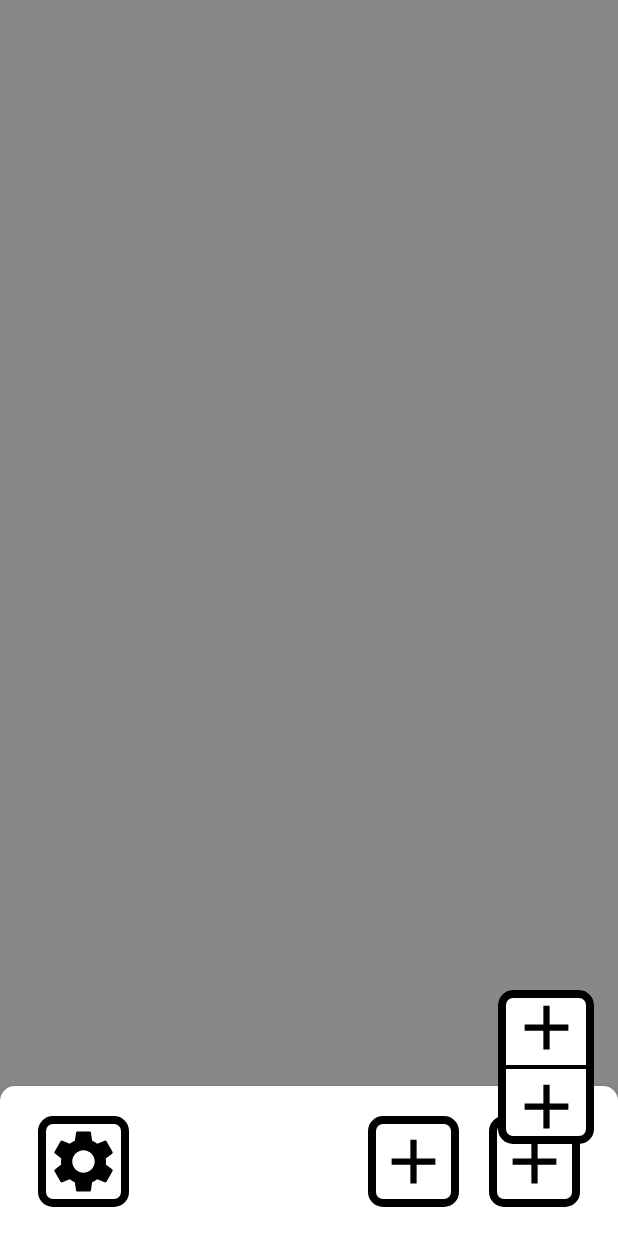
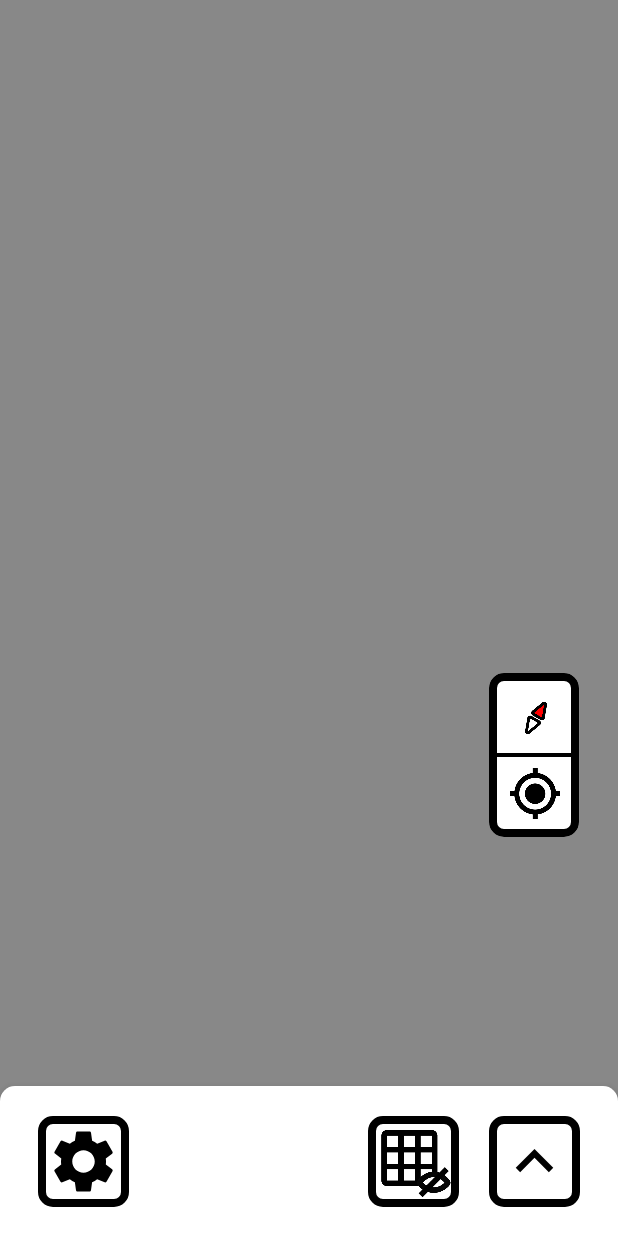
Before and after one commit to Sel-1-2022/squared2, an Android app built with Jetpack Compose: the @Preview function BottomDrawerPreview, on a phone screen of 412 x 824 dp. Run offline under Robolectric (Android 15) with nearby library versions, the phone set to English and light mode, and no system bars.

Commit message:
Added icons for BottomDrawer and finished floating buttons

```diff
--- a/Squared2/app/src/main/java/sel/group9/squared2/ui/components/bottomDrawer/BottomDrawer.kt
+++ b/Squared2/app/src/main/java/sel/group9/squared2/ui/components/bottomDrawer/BottomDrawer.kt
@@ -13,6 +13,7 @@ import androidx.compose.ui.unit.dp
 import sel.group9.squared2.ui.components.gameMap.GameMap
 import sel.group9.squared2.ui.components.leaderBoard.LeaderBoard
 import sel.group9.squared2.ui.theme.SquaredTheme
+import sel.group9.squared2.ui.theme.borderModifier
 import sel.group9.squared2.ui.theme.borderWidth
 
 @OptIn(ExperimentalMaterialApi::class)
--- a/Squared2/app/src/main/java/sel/group9/squared2/ui/components/bottomDrawer/BottomDrawerDock.kt
+++ b/Squared2/app/src/main/java/sel/group9/squared2/ui/components/bottomDrawer/BottomDrawerDock.kt
@@ -7,6 +7,7 @@ import androidx.compose.foundation.layout.width
 import androidx.compose.material.Icon
 import androidx.compose.material.icons.Icons
 import androidx.compose.material.icons.filled.Add
+import androidx.compose.material.icons.filled.KeyboardArrowUp
 import androidx.compose.material.icons.filled.Settings
 import androidx.compose.runtime.Composable
 import androidx.compose.ui.Modifier
@@ -14,24 +15,26 @@ import androidx.compose.ui.tooling.preview.Preview
 import androidx.compose.ui.unit.dp
 import sel.group9.squared2.ui.components.SquaredButton
 import sel.group9.squared2.ui.theme.SquaredTheme
+import sel.group9.squared2.ui.theme.iconSize
+import sel.group9.squared2.ui.theme.toggleGridIcon
 
 @Composable
 fun BottomDrawerDock() {
     Row {
         SquaredButton(onClick = { /*TODO*/ }) {
-            Icon(Icons.Default.Settings, contentDescription = "Settings", Modifier.size(50.dp))
+            Icon(Icons.Default.Settings, contentDescription = "Settings", Modifier.size(iconSize))
         }
 
         Spacer(Modifier.weight(1.0f))
 
         SquaredButton(onClick = { /*TODO*/ }) {
-            Icon(Icons.Default.Add, contentDescription = "TODO", Modifier.size(50.dp))
+            toggleGridIcon()
         }
 
         Spacer(Modifier.width(20.dp))
 
         SquaredButton(onClick = { /*TODO*/ }) {
-            Icon(Icons.Default.Add, contentDescription = "TODO", Modifier.size(50.dp))
+            Icon(Icons.Default.KeyboardArrowUp, contentDescription = "Show leaderboard", Modifier.size(iconSize))
         }
     }
 }
--- a/Squared2/app/src/main/java/sel/group9/squared2/ui/components/bottomDrawer/floatingMapButtons/FloatingMapButton.kt
+++ b/Squared2/app/src/main/java/sel/group9/squared2/ui/components/bottomDrawer/floatingMapButtons/FloatingMapButton.kt
@@ -16,6 +16,7 @@ import androidx.compose.ui.graphics.RectangleShape
 import androidx.compose.ui.tooling.preview.Preview
 import androidx.compose.ui.unit.dp
 import sel.group9.squared2.ui.theme.SquaredTheme
+import sel.group9.squared2.ui.theme.iconSize
 
 @Composable
 fun FloatingMapButton(
@@ -24,7 +25,8 @@ fun FloatingMapButton(
 ) {
     Button(
         modifier = Modifier
-            .defaultMinSize(30.dp, 30.dp),
+            .defaultMinSize(30.dp, 30.dp)
+            .padding(0.dp),
         shape = RectangleShape,
         colors = ButtonDefaults.buttonColors(backgroundColor = Color.Transparent),
         onClick = onClick,
@@ -40,7 +42,7 @@ fun FloatingMapButton(
 private fun FloatingMapButtonPreview() {
     SquaredTheme {
         FloatingMapButton(onClick = {}) {
-            Icon(Icons.Default.Settings, modifier = Modifier.size(50.dp), contentDescription="test")
+            Icon(Icons.Default.Settings, modifier = Modifier.size(iconSize), contentDescription="test")
         }
     }
 }
--- a/Squared2/app/src/main/java/sel/group9/squared2/ui/components/bottomDrawer/floatingMapButtons/FloatingMapButtons.kt
+++ b/Squared2/app/src/main/java/sel/group9/squared2/ui/components/bottomDrawer/floatingMapButtons/FloatingMapButtons.kt
@@ -9,6 +9,8 @@ import androidx.compose.material.Icon
 import androidx.compose.material.MaterialTheme
 import androidx.compose.material.icons.Icons
 import androidx.compose.material.icons.filled.Add
+import androidx.compose.material.icons.filled.LocationOn
+import androidx.compose.material.icons.filled.Place
 import androidx.compose.material.icons.filled.Settings
 import androidx.compose.runtime.Composable
 import androidx.compose.ui.Alignment
@@ -19,25 +21,23 @@ import androidx.compose.ui.graphics.RectangleShape
 import androidx.compose.ui.tooling.preview.Preview
 import androidx.compose.ui.unit.dp
 import sel.group9.squared2.ui.components.bottomDrawer.floatingMapButtons.FloatingMapButton
-import sel.group9.squared2.ui.theme.SquaredTheme
-import sel.group9.squared2.ui.theme.border
-import sel.group9.squared2.ui.theme.borderModifier
-import sel.group9.squared2.ui.theme.borderWidth
+import sel.group9.squared2.ui.theme.*
 
 @Composable
 fun FloatingMapButtons() {
     Box(
         Modifier
-            .width(IntrinsicSize.Min)
-            .padding(bottom = 25.dp)
+            .padding(bottom = 150.dp, end = 10.dp)
+            .width(50.dp + border.width * 2)
     ) {
         Column (
             modifier = borderModifier()
-                .background(Color.White),
+                .background(Color.White)
+                .padding(vertical = border.width),
             horizontalAlignment = Alignment.CenterHorizontally,
         ) {
             FloatingMapButton(onClick = {}) {
-                Icon(Icons.Default.Add, modifier = Modifier.size(50.dp), contentDescription="test")
+                orientationMapIcon()
             }
 
             Divider(
@@ -46,7 +46,7 @@ fun FloatingMapButtons() {
             )
 
             FloatingMapButton(onClick = {}) {
-                Icon(Icons.Default.Add, modifier = Modifier.size(50.dp), contentDescription="test")
+                centerMapIcon()
             }
         }
     }
--- /dev/null
+++ b/Squared2/app/src/main/java/sel/group9/squared2/ui/theme/Icons.kt
@@ -0,0 +1,44 @@
+package sel.group9.squared2.ui.theme
+
+import androidx.compose.foundation.Image
+import androidx.compose.foundation.layout.padding
+import androidx.compose.foundation.layout.size
+import androidx.compose.runtime.Composable
+import androidx.compose.ui.Modifier
+import androidx.compose.ui.unit.dp
+import androidx.compose.ui.res.painterResource
+import androidx.compose.ui.tooling.preview.Preview
+import sel.group9.squared2.R
+
+val iconSize = 50.dp
+
+@Composable
+fun toggleGridIcon() = Image(
+    painter = painterResource(id = R.drawable.toggle_grid),
+    contentDescription = "Toggle grid",
+    Modifier.size(iconSize)
+)
+
+@Composable
+fun centerMapIcon() = Image(
+    painter = painterResource(id = R.drawable.center_map),
+    contentDescription = "Center Map",
+    modifier = Modifier
+        .size(iconSize - 8.dp)
+        .padding(4.dp, 4.dp)
+)
+
+@Composable
+fun orientationMapIcon() = Image(
+    painter = painterResource(id = R.drawable.orientation_map),
+    contentDescription = "Orient Map",
+    modifier = Modifier
+        .size(iconSize - 8.dp)
+        .padding(4.dp, 4.dp)
+)
+
+@Composable
+@Preview
+private fun CenterMapIconPreview() {
+    orientationMapIcon()
+}
--- a/Squared2/app/src/main/java/sel/group9/squared2/viewmodel/SquaredSettingsViewModel.kt
+++ b/Squared2/app/src/main/java/sel/group9/squared2/viewmodel/SquaredSettingsViewModel.kt
@@ -23,16 +23,16 @@ class SquaredSettingsViewModel@Inject constructor(val repository: SquaredReposit
 
     fun getBack(onBack:()->Unit) : ()->Unit{
         return {
-            player!!.stop()
-            player!!.release()
+            player?.stop()
+            player?.release()
             onBack()
         }
     }
 
     fun beepSound(audio:Float){
-        if(!player!!.isPlaying) {
-            player!!.setVolume(audio, audio)
-            player!!.start()
+        if(player?.isPlaying == true) {
+            player?.setVolume(audio, audio)
+            player?.start()
         }
     }
     private val _sound = MutableStateFlow(repository.getSound())
```
Also changed, not shown: Squared2/app/src/main/res/drawable/center_map.png (added), Squared2/app/src/main/res/drawable/orientation_map.png (added), Squared2/app/src/main/res/drawable/toggle_grid.png (added), 1 other file.
